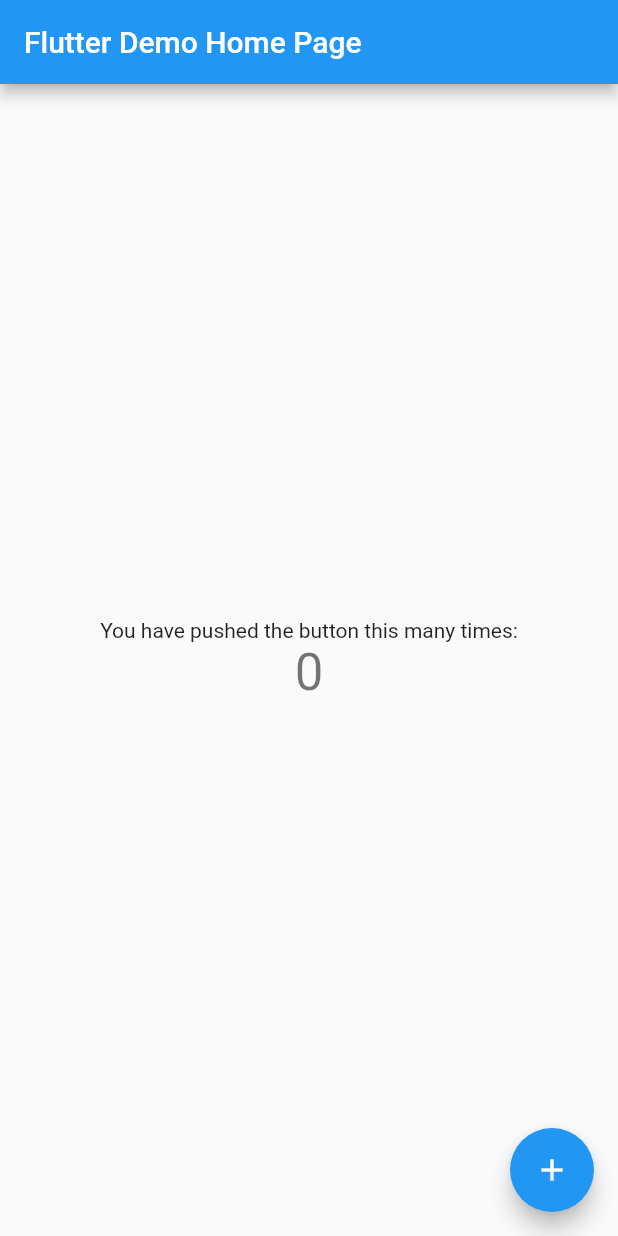
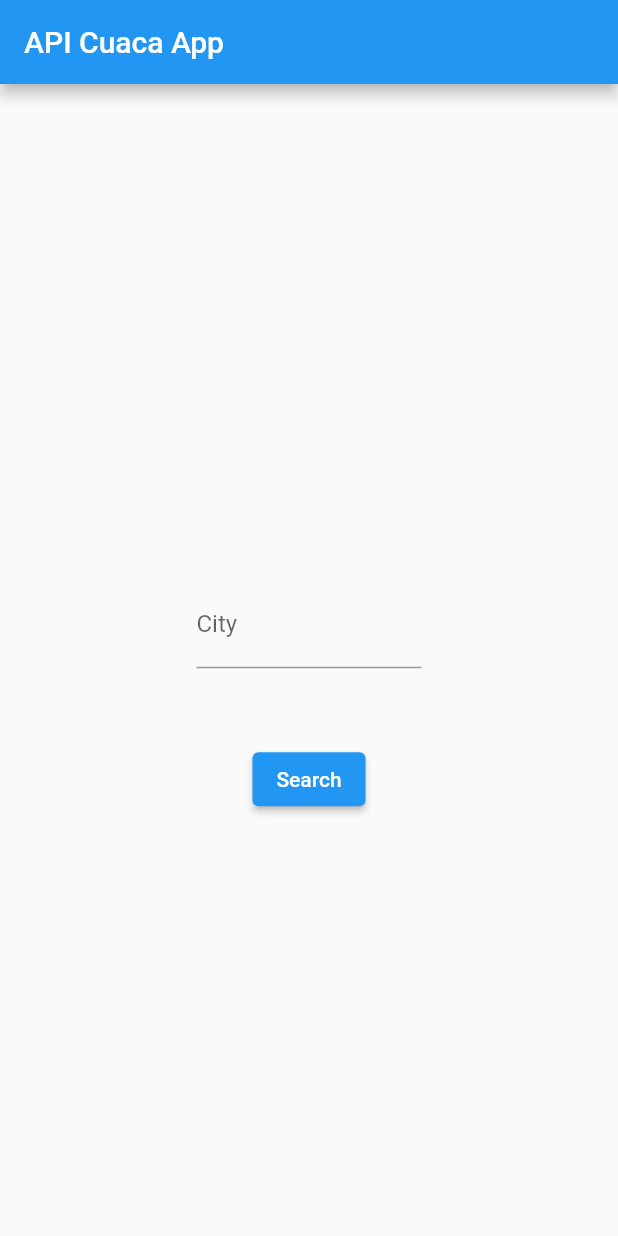
Before and after one commit to nopprii/aplikasi_cuaca, a Flutter app: the screen it shows after launch, on a phone screen of 412 x 824 dp. Run offline on Flutter 3.47's test engine with Material 2 defaults, Android fonts, the phone set to English and light mode, and no system bars.

Commit message:
second commit

```diff
--- a/lib/main.dart
+++ b/lib/main.dart
@@ -1,3 +1,5 @@
+import 'package:aplikasi_cuaca/data_service.dart';
+import 'package:aplikasi_cuaca/wheather.dart';
 import 'package:flutter/material.dart';
 
 void main() {
@@ -5,111 +7,75 @@ void main() {
 }
 
 class MyApp extends StatelessWidget {
-  const MyApp({Key? key}) : super(key: key);
+  const MyApp({ Key? key }) : super(key: key);
 
-  // This widget is the root of your application.
   @override
   Widget build(BuildContext context) {
     return MaterialApp(
-      title: 'Flutter Demo',
-      theme: ThemeData(
-        // This is the theme of your application.
-        //
-        // Try running your application with "flutter run". You'll see the
-        // application has a blue toolbar. Then, without quitting the app, try
-        // changing the primarySwatch below to Colors.green and then invoke
-        // "hot reload" (press "r" in the console where you ran "flutter run",
-        // or simply save your changes to "hot reload" in a Flutter IDE).
-        // Notice that the counter didn't reset back to zero; the application
-        // is not restarted.
-        primarySwatch: Colors.blue,
-      ),
-      home: const MyHomePage(title: 'Flutter Demo Home Page'),
+      home: MainPage(),
     );
   }
 }
 
-class MyHomePage extends StatefulWidget {
-  const MyHomePage({Key? key, required this.title}) : super(key: key);
-
-  // This widget is the home page of your application. It is stateful, meaning
-  // that it has a State object (defined below) that contains fields that affect
-  // how it looks.
-
-  // This class is the configuration for the state. It holds the values (in this
-  // case the title) provided by the parent (in this case the App widget) and
-  // used by the build method of the State. Fields in a Widget subclass are
-  // always marked "final".
-
-  final String title;
+class MainPage extends StatefulWidget {
+  const MainPage({
+    Key? key,
+  }) : super(key: key);
 
   @override
-  State<MyHomePage> createState() => _MyHomePageState();
+  State<MainPage> createState() => _MainPageState();
 }
 
-class _MyHomePageState extends State<MyHomePage> {
-  int _counter = 0;
+class _MainPageState extends State<MainPage> {
 
-  void _incrementCounter() {
-    setState(() {
-      // This call to setState tells the Flutter framework that something has
-      // changed in this State, which causes it to rerun the build method below
-      // so that the display can reflect the updated values. If we changed
-      // _counter without calling setState(), then the build method would not be
-      // called again, and so nothing would appear to happen.
-      _counter++;
-    });
-  }
+  TextEditingController controller = TextEditingController();
+  DataService dataService = DataService();
+  Weather weather = Weather();
+  bool isFecth = false;
 
   @override
   Widget build(BuildContext context) {
-    // This method is rerun every time setState is called, for instance as done
-    // by the _incrementCounter method above.
-    //
-    // The Flutter framework has been optimized to make rerunning build methods
-    // fast, so that you can just rebuild anything that needs updating rather
-    // than having to individually change instances of widgets.
     return Scaffold(
       appBar: AppBar(
-        // Here we take the value from the MyHomePage object that was created by
-        // the App.build method, and use it to set our appbar title.
-        title: Text(widget.title),
+        title: Text('API Cuaca App'),
       ),
       body: Center(
-        // Center is a layout widget. It takes a single child and positions it
-        // in the middle of the parent.
         child: Column(
-          // Column is also a layout widget. It takes a list of children and
-          // arranges them vertically. By default, it sizes itself to fit its
-          // children horizontally, and tries to be as tall as its parent.
-          //
-          // Invoke "debug painting" (press "p" in the console, choose the
-          // "Toggle Debug Paint" action from the Flutter Inspector in Android
-          // Studio, or the "Toggle Debug Paint" command in Visual Studio Code)
-          // to see the wireframe for each widget.
-          //
-          // Column has various properties to control how it sizes itself and
-          // how it positions its children. Here we use mainAxisAlignment to
-          // center the children vertically; the main axis here is the vertical
-          // axis because Columns are vertical (the cross axis would be
-          // horizontal).
           mainAxisAlignment: MainAxisAlignment.center,
-          children: <Widget>[
-            const Text(
-              'You have pushed the button this many times:',
+          children: [
+            isFecth ?
+            Column(children: [
+              Image.network('http://openweathermap.org/img/wn/${weather.icon}@2x.png'),
+              Text(
+                '${weather.temp} °', style: Theme.of(context).textTheme.headline2
+              ),
+              Text(
+                weather.description, style: Theme.of(context).textTheme.headline4,
+              )
+            ],
+            )
+          : SizedBox(),
+            Container(
+              width: 150,
+              padding: EdgeInsets.symmetric(vertical: 50,),
+            child: TextField(
+              controller: controller,
+              textAlign: TextAlign.center,
+              decoration: InputDecoration(labelText: 'City'),
             ),
-            Text(
-              '$_counter',
-              style: Theme.of(context).textTheme.headline4,
             ),
+            ElevatedButton(onPressed: () async {
+              isFecth = true;
+              weather = await dataService.fecthData(controller.text);
+              setState(() {
+
+              });
+
+            },
+            child: Text('Search'))
           ],
         ),
       ),
-      floatingActionButton: FloatingActionButton(
-        onPressed: _incrementCounter,
-        tooltip: 'Increment',
-        child: const Icon(Icons.add),
-      ), // This trailing comma makes auto-formatting nicer for build methods.
     );
   }
 }
--- /dev/null
+++ b/lib/wheather.dart
@@ -0,0 +1,40 @@
+class Weather {
+  final String name;
+  final String description;
+  final String icon;
+  final double temp;
+  Weather({
+    this.name = '',
+    this.description = '',
+    this.icon = '',
+    this.temp = 0
+  });
+
+  factory Weather.fromJson(Map<String, dynamic> json) {
+    return Weather(
+      name : json['name'] ?? '',
+      description: json['weather'][0]['description'] ?? '',
+      icon: json['weather'][0]['icon'] ?? '',
+      temp: json['main']['temp'] ?? ''
+    );
+  }
+}
+
+/*
+
+{
+  "weather": [
+    {
+      "description": "overcast clouds",
+      "icon": "04d"
+    }
+  ],
+    "main": {
+    "temp": 281.63,
+  },
+  "name": "Newtonhill",
+}
+
+
+
+ */
```
Also changed, not shown: lib/data_service.dart (added, +28 -0 lines), pubspec.yaml (+5 -13 lines), lib/cuacahome.dart (added), pubspec.lock, 14 other files.
